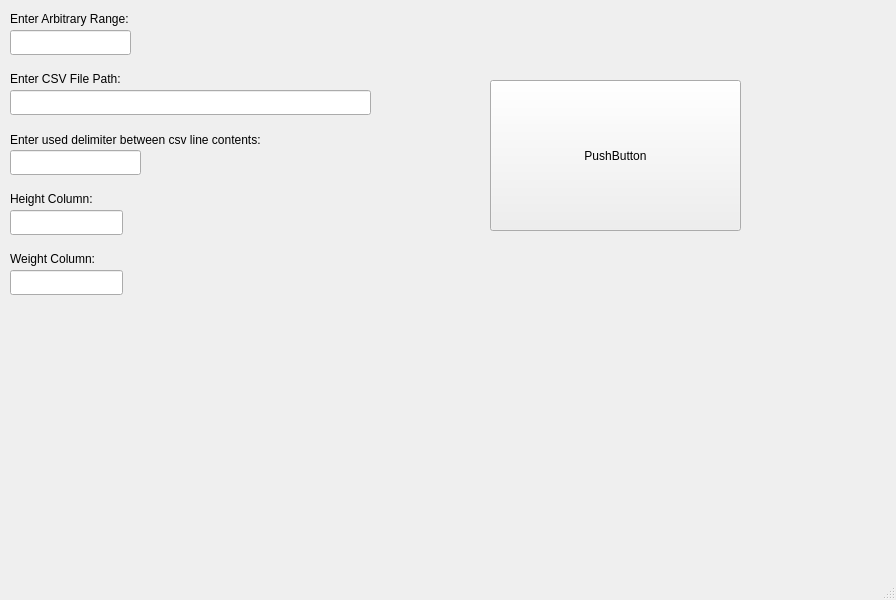
First picture: the form in histogram_diagram/src/mainwindow.ui, repository Mr-Developer-again/barchart-generator, before the edit.
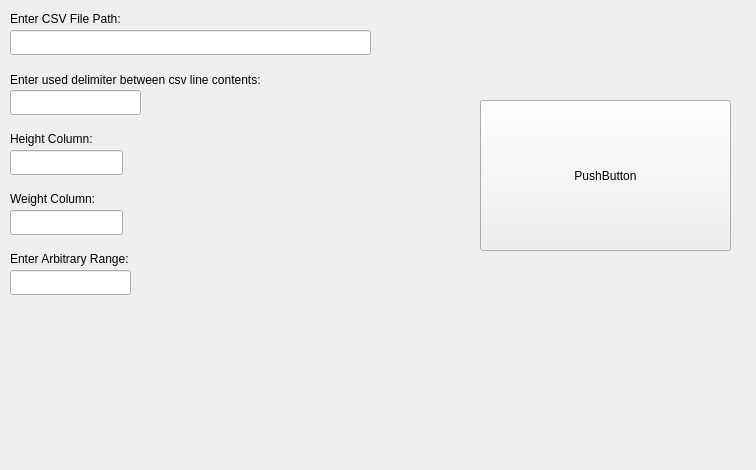
Second picture: the form after the edit.

Commit message: changing ui (adding height/weight pushButtons)

Diff of the .ui file:
```diff
--- a/histogram_diagram/src/mainwindow.ui
+++ b/histogram_diagram/src/mainwindow.ui
@@ -6,8 +6,8 @@
    <rect>
     <x>0</x>
     <y>0</y>
-    <width>896</width>
-    <height>600</height>
+    <width>756</width>
+    <height>470</height>
    </rect>
   </property>
   <property name="windowTitle">
@@ -18,7 +18,7 @@
     <property name="geometry">
      <rect>
       <x>10</x>
-      <y>30</y>
+      <y>270</y>
       <width>121</width>
       <height>25</height>
      </rect>
@@ -28,7 +28,7 @@
     <property name="geometry">
      <rect>
       <x>10</x>
-      <y>10</y>
+      <y>250</y>
       <width>161</width>
       <height>17</height>
      </rect>
@@ -41,7 +41,7 @@
     <property name="geometry">
      <rect>
       <x>10</x>
-      <y>90</y>
+      <y>30</y>
       <width>361</width>
       <height>25</height>
      </rect>
@@ -51,8 +51,8 @@
     <property name="geometry">
      <rect>
       <x>10</x>
-      <y>70</y>
-      <width>141</width>
+      <y>10</y>
+      <width>135</width>
       <height>17</height>
      </rect>
     </property>
@@ -64,7 +64,7 @@
     <property name="geometry">
      <rect>
       <x>10</x>
-      <y>150</y>
+      <y>90</y>
       <width>131</width>
       <height>25</height>
      </rect>
@@ -74,7 +74,7 @@
     <property name="geometry">
      <rect>
       <x>10</x>
-      <y>130</y>
+      <y>70</y>
       <width>331</width>
       <height>20</height>
      </rect>
@@ -86,8 +86,8 @@
    <widget class="QPushButton" name="pushButton">
     <property name="geometry">
      <rect>
-      <x>490</x>
-      <y>80</y>
+      <x>480</x>
+      <y>100</y>
       <width>251</width>
       <height>151</height>
      </rect>
@@ -100,7 +100,7 @@
     <property name="geometry">
      <rect>
       <x>10</x>
-      <y>190</y>
+      <y>130</y>
       <width>111</width>
       <height>17</height>
      </rect>
@@ -109,7 +109,17 @@
      <string>Height Column:</string>
     </property>
    </widget>
-   <widget class="QLineEdit" name="lineEdit_4">
+   <widget class="QLineEdit" name="lineEdit_heightColumn">
+    <property name="geometry">
+     <rect>
+      <x>10</x>
+      <y>150</y>
+      <width>113</width>
+      <height>25</height>
+     </rect>
+    </property>
+   </widget>
+   <widget class="QLineEdit" name="lineEdit_weightColumn">
     <property name="geometry">
      <rect>
       <x>10</x>
@@ -119,21 +129,11 @@
      </rect>
     </property>
    </widget>
-   <widget class="QLineEdit" name="lineEdit_5">
+   <widget class="QLabel" name="label_weightColumn">
     <property name="geometry">
      <rect>
       <x>10</x>
-      <y>270</y>
-      <width>113</width>
-      <height>25</height>
-     </rect>
-    </property>
-   </widget>
-   <widget class="QLabel" name="label_5">
-    <property name="geometry">
-     <rect>
-      <x>10</x>
-      <y>250</y>
+      <y>190</y>
       <width>111</width>
       <height>17</height>
      </rect>
@@ -143,7 +143,6 @@
     </property>
    </widget>
   </widget>
-  <widget class="QStatusBar" name="statusbar"/>
  </widget>
  <resources/>
  <connections/>
```
Left out of the diff: 22 changed lines with no effect on the pictures. The commit also changes 3 other files.
